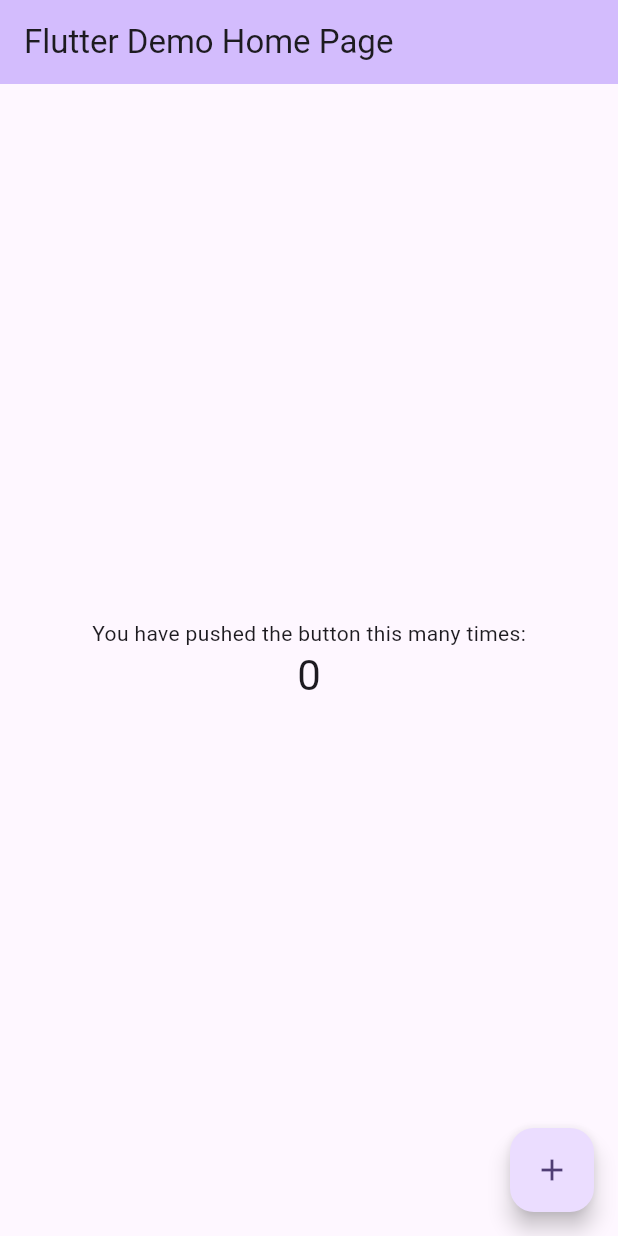
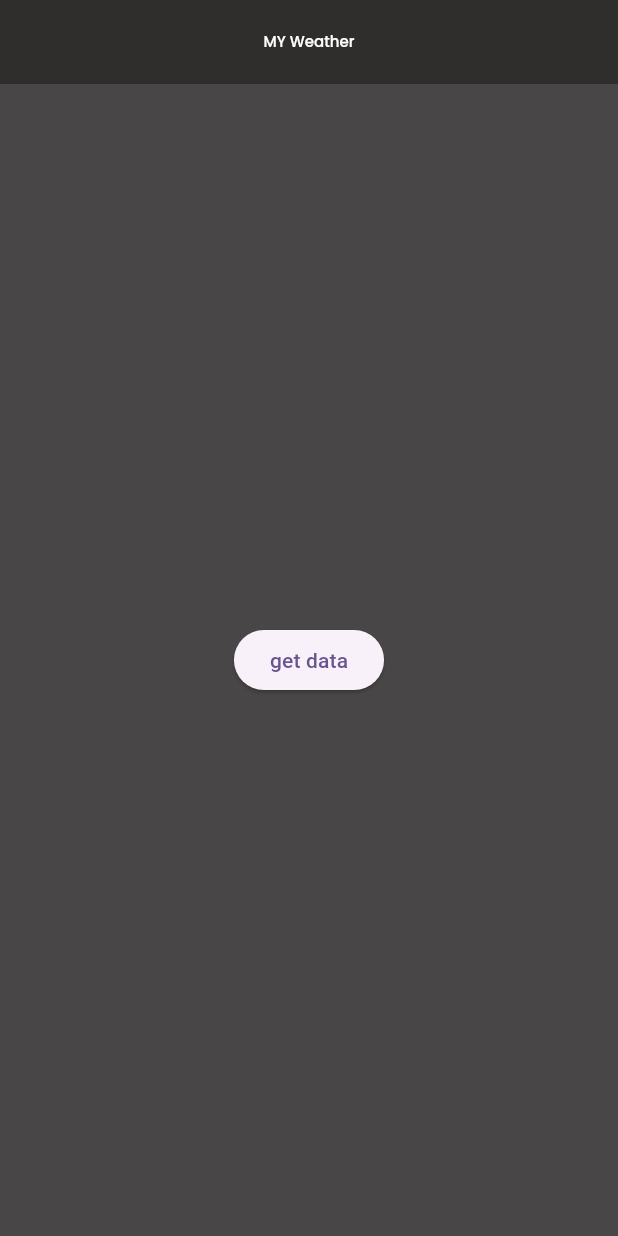
Before and after one commit to dhifaouiiyed-star/wather_app, a Flutter app: the screen it shows after launch, on a phone screen of 412 x 824 dp. Run offline on Flutter 3.47's test engine with Material 3 defaults, Android fonts, the phone set to English and light mode, and no system bars; our stand-ins replace flutter_bloc, geolocator, google_fonts.

Commit message:
crating the home page UI

```diff
--- a/lib/main.dart
+++ b/lib/main.dart
@@ -1,4 +1,6 @@
 import 'package:flutter/material.dart';
+import 'package:flutter_bloc/flutter_bloc.dart';
+import 'package:weatherapp/views/home_page.dart';
 
 void main() {
   runApp(const MyApp());
@@ -7,116 +9,14 @@ void main() {
 class MyApp extends StatelessWidget {
   const MyApp({super.key});
 
-  // This widget is the root of your application.
   @override
   Widget build(BuildContext context) {
     return MaterialApp(
       title: 'Flutter Demo',
       theme: ThemeData(
-        // This is the theme of your application.
-        //
-        // TRY THIS: Try running your application with "flutter run". You'll see
-        // the application has a purple toolbar. Then, without quitting the app,
-        // try changing the seedColor in the colorScheme below to Colors.green
-        // and then invoke "hot reload" (save your changes or press the "hot
-        // reload" button in a Flutter-supported IDE, or press "r" if you used
-        // the command line to start the app).
-        //
-        // Notice that the counter didn't reset back to zero; the application
-        // state is not lost during the reload. To reset the state, use hot
-        // restart instead.
-        //
-        // This works for code too, not just values: Most code changes can be
-        // tested with just a hot reload.
         colorScheme: ColorScheme.fromSeed(seedColor: Colors.deepPurple),
       ),
-      home: const MyHomePage(title: 'Flutter Demo Home Page'),
+      home: const HomePage(),
     );
   }
 }
-
-class MyHomePage extends StatefulWidget {
-  const MyHomePage({super.key, required this.title});
-
-  // This widget is the home page of your application. It is stateful, meaning
-  // that it has a State object (defined below) that contains fields that affect
-  // how it looks.
-
-  // This class is the configuration for the state. It holds the values (in this
-  // case the title) provided by the parent (in this case the App widget) and
-  // used by the build method of the State. Fields in a Widget subclass are
-  // always marked "final".
-
-  final String title;
-
-  @override
-  State<MyHomePage> createState() => _MyHomePageState();
-}
-
-class _MyHomePageState extends State<MyHomePage> {
-  int _counter = 0;
-
-  void _incrementCounter() {
-    setState(() {
-      // This call to setState tells the Flutter framework that something has
-      // changed in this State, which causes it to rerun the build method below
-      // so that the display can reflect the updated values. If we changed
-      // _counter without calling setState(), then the build method would not be
-      // called again, and so nothing would appear to happen.
-      _counter++;
-    });
-  }
-
-  @override
-  Widget build(BuildContext context) {
-    // This method is rerun every time setState is called, for instance as done
-    // by the _incrementCounter method above.
-    //
-    // The Flutter framework has been optimized to make rerunning build methods
-    // fast, so that you can just rebuild anything that needs updating rather
-    // than having to individually change instances of widgets.
-    return Scaffold(
-      appBar: AppBar(
-        // TRY THIS: Try changing the color here to a specific color (to
-        // Colors.amber, perhaps?) and trigger a hot reload to see the AppBar
-        // change color while the other colors stay the same.
-        backgroundColor: Theme.of(context).colorScheme.inversePrimary,
-        // Here we take the value from the MyHomePage object that was created by
-        // the App.build method, and use it to set our appbar title.
-        title: Text(widget.title),
-      ),
-      body: Center(
-        // Center is a layout widget. It takes a single child and positions it
-        // in the middle of the parent.
-        child: Column(
-          // Column is also a layout widget. It takes a list of children and
-          // arranges them vertically. By default, it sizes itself to fit its
-          // children horizontally, and tries to be as tall as its parent.
-          //
-          // Column has various properties to control how it sizes itself and
-          // how it positions its children. Here we use mainAxisAlignment to
-          // center the children vertically; the main axis here is the vertical
-          // axis because Columns are vertical (the cross axis would be
-          // horizontal).
-          //
-          // TRY THIS: Invoke "debug painting" (choose the "Toggle Debug Paint"
-          // action in the IDE, or press "p" in the console), to see the
-          // wireframe for each widget.
-          mainAxisAlignment: MainAxisAlignment.center,
-          children: <Widget>[
-            const Text('You have pushed the button this many times:'),
-            Text(
-              '$_counter',
-              style: Theme.of(context).textTheme.headlineMedium,
-            ),
-          ],
-        ),
-      ),
-      floatingActionButton: FloatingActionButton(
-        onPressed: _incrementCounter,
-        tooltip: 'Increment',
-        child: const Icon(Icons.add),
-      ), // This trailing comma makes auto-formatting nicer for build methods.
-    );
-  }
-}
--- /dev/null
+++ b/lib/models/wather_model.dart
@@ -0,0 +1,234 @@
+class WatherModel {
+  Coord? coord;
+  List<Weather>? weather;
+  String? base;
+  Main? main;
+  int? visibility;
+  Wind? wind;
+  Clouds? clouds;
+  int? dt;
+  Sys? sys;
+  int? timezone;
+  int? id;
+  String? name;
+  int? cod;
+
+  WatherModel({
+    this.coord,
+    this.weather,
+    this.base,
+    this.main,
+    this.visibility,
+    this.wind,
+    this.clouds,
+    this.dt,
+    this.sys,
+    this.timezone,
+    this.id,
+    this.name,
+    this.cod,
+  });
+
+  WatherModel.fromJson(Map<String, dynamic> json) {
+    coord = json['coord'] != null ? new Coord.fromJson(json['coord']) : null;
+    if (json['weather'] != null) {
+      weather = <Weather>[];
+      json['weather'].forEach((v) {
+        weather!.add(new Weather.fromJson(v));
+      });
+    }
+    base = json['base'];
+    main = json['main'] != null ? new Main.fromJson(json['main']) : null;
+    visibility = json['visibility'];
+    wind = json['wind'] != null ? new Wind.fromJson(json['wind']) : null;
+    clouds = json['clouds'] != null
+        ? new Clouds.fromJson(json['clouds'])
+        : null;
+    dt = json['dt'];
+    sys = json['sys'] != null ? new Sys.fromJson(json['sys']) : null;
+    timezone = json['timezone'];
+    id = json['id'];
+    name = json['name'];
+    cod = json['cod'];
+  }
+
+  Map<String, dynamic> toJson() {
+    final Map<String, dynamic> data = new Map<String, dynamic>();
+    if (this.coord != null) {
+      data['coord'] = this.coord!.toJson();
+    }
+    if (this.weather != null) {
+      data['weather'] = this.weather!.map((v) => v.toJson()).toList();
+    }
+    data['base'] = this.base;
+    if (this.main != null) {
+      data['main'] = this.main!.toJson();
+    }
+    data['visibility'] = this.visibility;
+    if (this.wind != null) {
+      data['wind'] = this.wind!.toJson();
+    }
+    if (this.clouds != null) {
+      data['clouds'] = this.clouds!.toJson();
+    }
+    data['dt'] = this.dt;
+    if (this.sys != null) {
+      data['sys'] = this.sys!.toJson();
+    }
+    data['timezone'] = this.timezone;
+    data['id'] = this.id;
+    data['name'] = this.name;
+    data['cod'] = this.cod;
+    return data;
+  }
+}
+
+class Coord {
+  double? lon;
+  double? lat;
+
+  Coord({this.lon, this.lat});
+
+  Coord.fromJson(Map<String, dynamic> json) {
+    lon = json['lon'];
+    lat = json['lat'];
+  }
+
+  Map<String, dynamic> toJson() {
+    final Map<String, dynamic> data = new Map<String, dynamic>();
+    data['lon'] = this.lon;
+    data['lat'] = this.lat;
+    return data;
+  }
+}
+
+class Weather {
+  int? id;
+  String? main;
+  String? description;
+  String? icon;
+
+  Weather({this.id, this.main, this.description, this.icon});
+
+  Weather.fromJson(Map<String, dynamic> json) {
+    id = json['id'];
+    main = json['main'];
+    description = json['description'];
+    icon = json['icon'];
+  }
+
+  Map<String, dynamic> toJson() {
+    final Map<String, dynamic> data = new Map<String, dynamic>();
+    data['id'] = this.id;
+    data['main'] = this.main;
+    data['description'] = this.description;
+    data['icon'] = this.icon;
+    return data;
+  }
+}
+
+class Main {
+  double? temp;
+  double? feelsLike;
+  double? tempMin;
+  double? tempMax;
+  int? pressure;
+  int? humidity;
+  int? seaLevel;
+  int? grndLevel;
+
+  Main({
+    this.temp,
+    this.feelsLike,
+    this.tempMin,
+    this.tempMax,
+    this.pressure,
+    this.humidity,
+    this.seaLevel,
+    this.grndLevel,
+  });
+
+  Main.fromJson(Map<String, dynamic> json) {
+    temp = json['temp'];
+    feelsLike = json['feels_like'];
+    tempMin = json['temp_min'];
+    tempMax = json['temp_max'];
+    pressure = json['pressure'];
+    humidity = json['humidity'];
+    seaLevel = json['sea_level'];
+    grndLevel = json['grnd_level'];
+  }
+
+  Map<String, dynamic> toJson() {
+    final Map<String, dynamic> data = new Map<String, dynamic>();
+    data['temp'] = this.temp;
+    data['feels_like'] = this.feelsLike;
+    data['temp_min'] = this.tempMin;
+    data['temp_max'] = this.tempMax;
+    data['pressure'] = this.pressure;
+    data['humidity'] = this.humidity;
+    data['sea_level'] = this.seaLevel;
+    data['grnd_level'] = this.grndLevel;
+    return data;
+  }
+}
+
+class Wind {
+  double? speed;
+  int? deg;
+  double? gust;
+
+  Wind({this.speed, this.deg, this.gust});
+
+  Wind.fromJson(Map<String, dynamic> json) {
+    speed = json['speed'];
+    deg = json['deg'];
+    gust = json['gust'];
+  }
+
+  Map<String, dynamic> toJson() {
+    final Map<String, dynamic> data = new Map<String, dynamic>();
+    data['speed'] = this.speed;
+    data['deg'] = this.deg;
+    data['gust'] = this.gust;
+    return data;
+  }
+}
+
+class Clouds {
+  int? all;
+
+  Clouds({this.all});
+
+  Clouds.fromJson(Map<String, dynamic> json) {
+    all = json['all'];
+  }
+
+  Map<String, dynamic> toJson() {
+    final Map<String, dynamic> data = new Map<String, dynamic>();
+    data['all'] = this.all;
+    return data;
+  }
+}
+
+class Sys {
+  String? country;
+  int? sunrise;
+  int? sunset;
+
+  Sys({this.country, this.sunrise, this.sunset});
+
+  Sys.fromJson(Map<String, dynamic> json) {
+    country = json['country'];
+    sunrise = json['sunrise'];
+    sunset = json['sunset'];
+  }
+
+  Map<String, dynamic> toJson() {
+    final Map<String, dynamic> data = new Map<String, dynamic>();
+    data['country'] = this.country;
+    data['sunrise'] = this.sunrise;
+    data['sunset'] = this.sunset;
+    return data;
+  }
+}
--- /dev/null
+++ b/lib/reposotory/wather_remote.dart
@@ -0,0 +1,29 @@
+import 'dart:convert';
+
+import 'package:geolocator/geolocator.dart';
+import 'package:weatherapp/models/wather_model.dart';
+import 'package:http/http.dart' as http;
+import 'package:weatherapp/services/location.dart';
+
+class WatherRemote {
+  Future<WatherModel?> fetchData() async {
+    try {
+      final Position? location = await LocationService.getCurrentPosition();
+      final res = await http.get(
+        Uri.parse(
+          "https://api.openweathermap.org/data/2.5/weather?lat=${location?.latitude}&lon=${location?.longitude}&appid=7b5cf4c2b1145f1e2d4f2747d192bec4",
+        ),
+      );
+
+      if (res.statusCode != 200) {
+        return null;
+      }
+      final result = jsonDecode(res.body);
+      final WatherModel weather = WatherModel.fromJson(result);
+      print(res.body);
+      return weather;
+    } catch (e) {
+      throw e;
+    }
+  }
+}
--- /dev/null
+++ b/lib/views/home_page.dart
@@ -0,0 +1,41 @@
+import 'package:flutter/material.dart';
+import 'package:google_fonts/google_fonts.dart';
+import 'package:weatherapp/reposotory/wather_remote.dart';
+
+class HomePage extends StatefulWidget {
+  const HomePage({super.key});
+
+  @override
+  State<HomePage> createState() => _HomePageState();
+}
+
+class _HomePageState extends State<HomePage> {
+  final weatherRemote = WatherRemote();
+  @override
+  Widget build(BuildContext context) {
+    return Scaffold(
+      backgroundColor: const Color.fromARGB(221, 44, 41, 41),
+      appBar: AppBar(
+        centerTitle: true,
+        backgroundColor: const Color.fromARGB(221, 44, 41, 41),
+        title: Text(
+          "MY Weather",
+          style: GoogleFonts.poppins(
+            color: Colors.white,
+            fontWeight: FontWeight.w500,
+            fontSize: 10,
+          ),
+        ),
+        actions: [Padding(padding: EdgeInsetsGeometry.only(left: 20))],
+      ),
+      body: Center(
+        child: ElevatedButton(
+          onPressed: () {
+            weatherRemote.fetchData();
+          },
+          child: Text("get data"),
+        ),
+      ),
+    );
+  }
+}
--- a/pubspec.yaml
+++ b/pubspec.yaml
@@ -34,6 +34,11 @@ dependencies:
   # The following adds the Cupertino Icons font to your application.
   # Use with the CupertinoIcons class for iOS style icons.
   cupertino_icons: ^1.0.8
+  flutter_bloc: any
+  geolocator: ^14.0.2
+  http: ^1.5.0
+  permission_handler: any
+  google_fonts: ^6.3.2
 
 dev_dependencies:
   flutter_test:
```
Also changed, not shown: lib/services/location.dart (added, +51 -0 lines), pubspec.lock, 5 other files.
